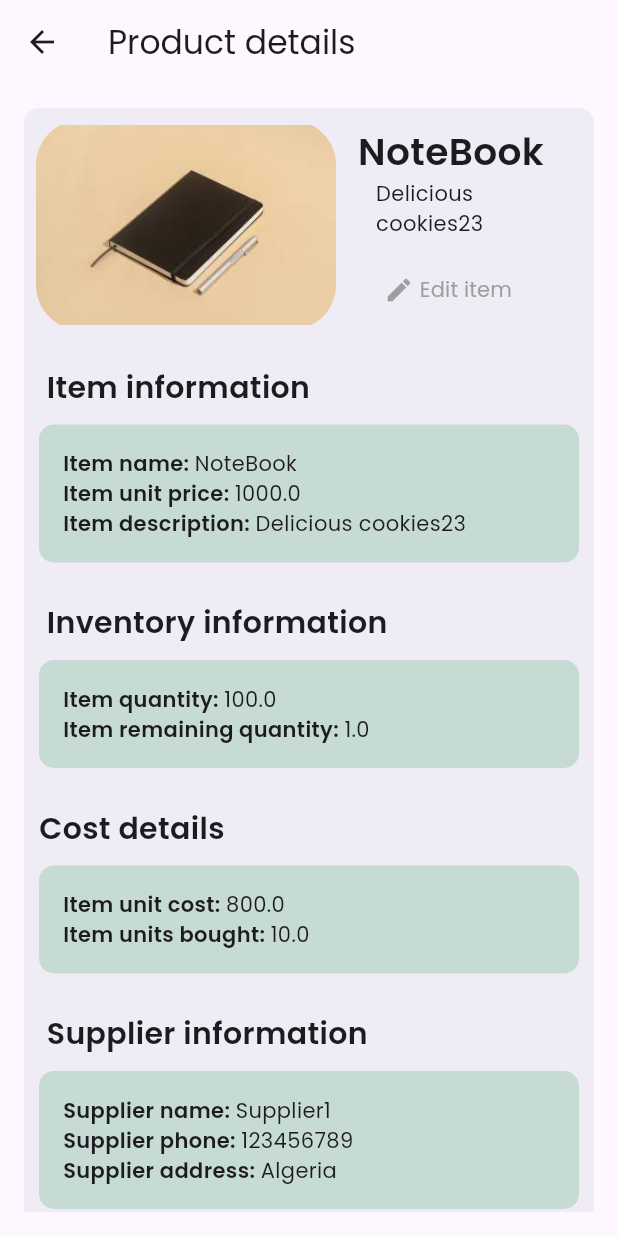
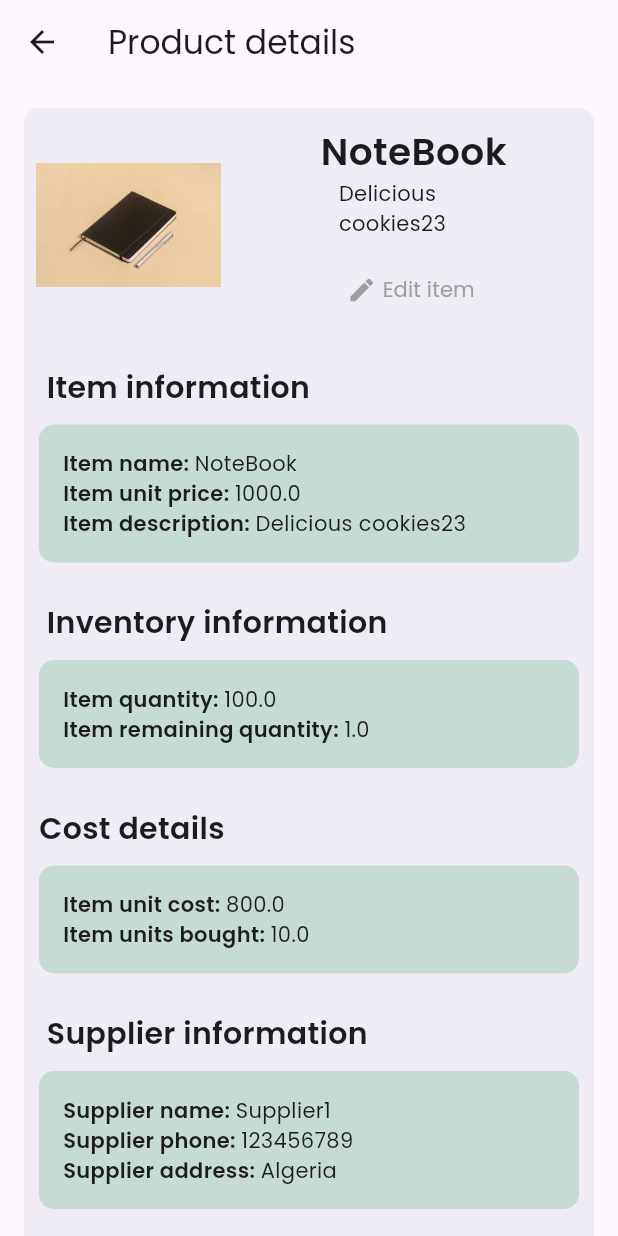
Before and after one commit to abid-sara/business_assistant, a Flutter app: the ItemDetails screen opened directly with sample values from the repository, on a phone screen of 412 x 824 dp. Run offline on Flutter 3.47's test engine with Material 3 defaults, Android fonts, the phone set to English and light mode, and no system bars; our stand-ins replace date_picker_timeline, fl_chart, get, image_picker, permission_handler, table_calendar; missing offline and left inert: image_input; accounts and stored records are empty.

Commit message:
all problems fixed , recheck)

```diff
--- a/lib/screens/Settings/subscription.dart
+++ b/lib/screens/Settings/subscription.dart
@@ -31,8 +31,7 @@ class _SubscriptionPageState extends State<SubscriptionPage> {
             child: Column(
               children: [
                 BackArrow(title: 'Subscription'),
-                Expanded(
-                  child: Padding(
+                Padding(
                   padding: const EdgeInsets.symmetric(horizontal: 16.0),
                   child: SingleChildScrollView(
                     child: Column(
@@ -135,7 +134,6 @@ class _SubscriptionPageState extends State<SubscriptionPage> {
                     ),
                   ),
                 ),
-                ),
               ],
             ),
           ),
--- a/lib/screens/inventory/products_details.dart
+++ b/lib/screens/inventory/products_details.dart
@@ -182,12 +182,14 @@ class _ItemDetailsState extends State<ItemDetails> {
   Widget build(BuildContext context) {
     final Product product =
         ModalRoute.of(context)!.settings.arguments as Product;
-
+    final double screenWidth = MediaQuery.of(context).size.width;
+    final double screenHeight = MediaQuery.of(context).size.height;
     return Scaffold(
       appBar: AppBar(
         title: const Text("Product details"),
       ),
-      body: Padding(
+      body: SingleChildScrollView(
+        child: Padding(
           padding: const EdgeInsets.all(16.0),
           child: SingleChildScrollView(
             child: Container(
@@ -205,13 +207,14 @@ class _ItemDetailsState extends State<ItemDetails> {
                         child: ClipRRect(
                           borderRadius: BorderRadius.circular(30),
                           child: SizedBox(
-                          width: 200,
+                            width: screenWidth * 0.3,
                             height: 140,
                             child: Image.asset(product.image),
                           ),
                         ),
                       ),
-                    Column(
+                      Expanded(
+                        child: Column(
                           mainAxisAlignment: MainAxisAlignment.center,
                           children: [
                             Row(
@@ -267,6 +270,7 @@ class _ItemDetailsState extends State<ItemDetails> {
                               ],
                             ),
                           ],
+                        ),
                       ),
                     ],
                   ),
@@ -455,6 +459,7 @@ class _ItemDetailsState extends State<ItemDetails> {
             ),
           ),
         ),
+      ),
     );
   }
 }
```
Lines whose indentation alone changed are shown as unchanged.
